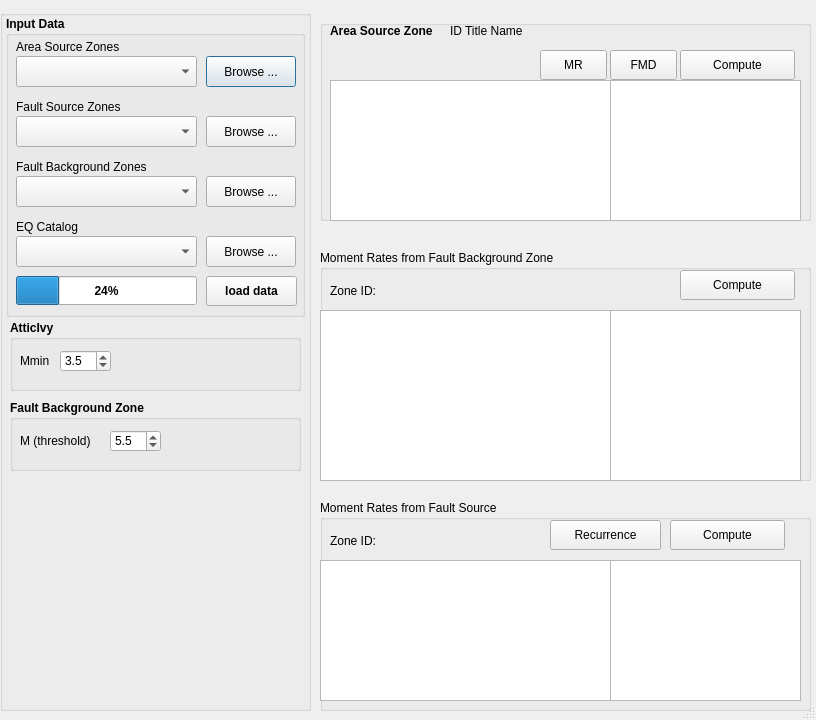
First picture: the form in mt_seismicsource/ui_seismicsource.ui, repository feuchner/seismicsource-toolkit, before the edit.
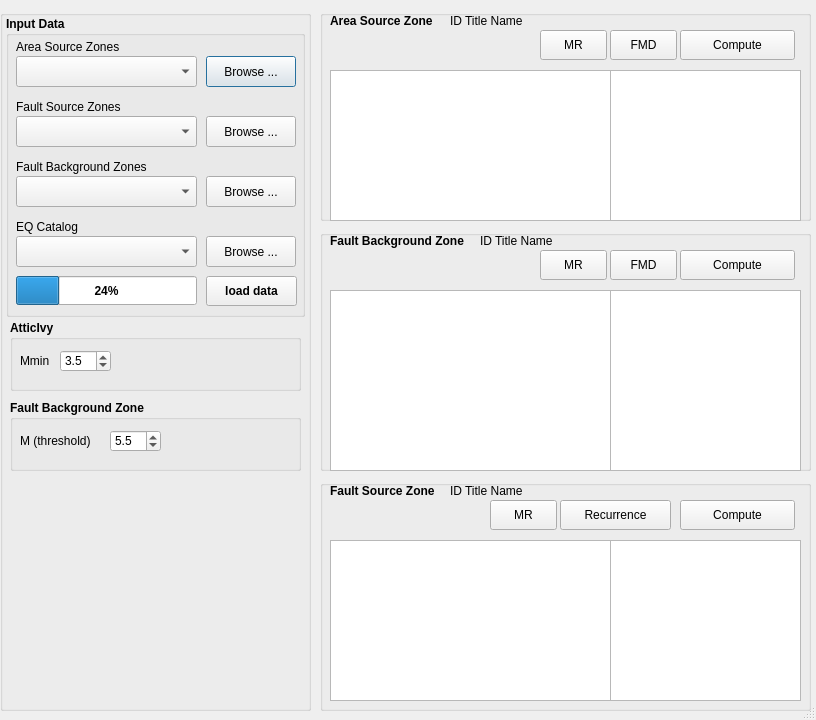
Second picture: the form after the edit.

What changed in the file:
```diff
--- a/mt_seismicsource/ui_seismicsource.ui
+++ b/mt_seismicsource/ui_seismicsource.ui
@@ -451,9 +451,9 @@
     <property name="geometry">
      <rect>
       <x>0</x>
-      <y>10</y>
+      <y>0</y>
       <width>491</width>
-      <height>201</height>
+      <height>211</height>
      </rect>
     </property>
     <property name="font">
@@ -488,7 +488,7 @@
      <property name="geometry">
       <rect>
        <x>360</x>
-       <y>30</y>
+       <y>20</y>
        <width>115</width>
        <height>30</height>
       </rect>
@@ -503,7 +503,7 @@
        <x>10</x>
        <y>60</y>
        <width>281</width>
-       <height>141</height>
+       <height>151</height>
       </rect>
      </property>
      <property name="font">
@@ -516,7 +516,7 @@
      <property name="geometry">
       <rect>
        <x>290</x>
-       <y>30</y>
+       <y>20</y>
        <width>67</width>
        <height>30</height>
       </rect>
@@ -531,7 +531,7 @@
        <x>290</x>
        <y>60</y>
        <width>191</width>
-       <height>141</height>
+       <height>151</height>
       </rect>
      </property>
      <property name="font">
@@ -563,7 +563,7 @@
      <property name="geometry">
       <rect>
        <x>220</x>
-       <y>30</y>
+       <y>20</y>
        <width>67</width>
        <height>30</height>
       </rect>
@@ -577,19 +577,19 @@
   <widget class="QWidget" name="widgetMomentRateFault" native="true">
    <property name="geometry">
     <rect>
-     <x>310</x>
-     <y>500</y>
-     <width>501</width>
-     <height>211</height>
+     <x>320</x>
+     <y>480</y>
+     <width>491</width>
+     <height>231</height>
     </rect>
    </property>
    <widget class="QGroupBox" name="groupBoxMomentRateFault">
     <property name="geometry">
      <rect>
-      <x>10</x>
+      <x>0</x>
       <y>0</y>
       <width>491</width>
-      <height>211</height>
+      <height>231</height>
      </rect>
     </property>
     <property name="font">
@@ -599,25 +599,12 @@
      </font>
     </property>
     <property name="title">
-     <string>Moment Rates from Fault Source</string>
+     <string/>
     </property>
-    <widget class="QLabel" name="labelMomentRateFault">
+    <widget class="QPushButton" name="btnDataFaultCompute">
      <property name="geometry">
       <rect>
-       <x>10</x>
-       <y>30</y>
-       <width>341</width>
-       <height>21</height>
-      </rect>
-     </property>
-     <property name="text">
-      <string>Zone ID:</string>
-     </property>
-    </widget>
-    <widget class="QPushButton" name="btnComputeDataFault">
-     <property name="geometry">
-      <rect>
-       <x>350</x>
+       <x>360</x>
        <y>20</y>
        <width>115</width>
        <height>30</height>
@@ -630,10 +617,10 @@
     <widget class="QTextEdit" name="textActivityFault">
      <property name="geometry">
       <rect>
-       <x>0</x>
+       <x>10</x>
        <y>60</y>
-       <width>291</width>
-       <height>141</height>
+       <width>281</width>
+       <height>161</height>
       </rect>
      </property>
      <property name="font">
@@ -645,7 +632,7 @@
     <widget class="QPushButton" name="btnDisplayRecurrence">
      <property name="geometry">
       <rect>
-       <x>230</x>
+       <x>240</x>
        <y>20</y>
        <width>111</width>
        <height>30</height>
@@ -661,7 +648,7 @@
        <x>290</x>
        <y>60</y>
        <width>191</width>
-       <height>141</height>
+       <height>161</height>
       </rect>
      </property>
      <property name="font">
@@ -670,15 +657,66 @@
       </font>
      </property>
     </widget>
+    <widget class="QLabel" name="labelMomentRateFaultTitle">
+     <property name="geometry">
+      <rect>
+       <x>10</x>
+       <y>0</y>
+       <width>111</width>
+       <height>21</height>
+      </rect>
+     </property>
+     <property name="font">
+      <font>
+       <weight>75</weight>
+       <bold>true</bold>
+      </font>
+     </property>
+     <property name="text">
+      <string>Fault Source Zone</string>
+     </property>
+    </widget>
+    <widget class="QLabel" name="labelMomentRateFaultID">
+     <property name="geometry">
+      <rect>
+       <x>130</x>
+       <y>0</y>
+       <width>351</width>
+       <height>21</height>
+      </rect>
+     </property>
+     <property name="font">
+      <font>
+       <weight>50</weight>
+       <bold>false</bold>
+      </font>
+     </property>
+     <property name="text">
+      <string>ID Title Name</string>
+     </property>
+    </widget>
+    <widget class="QPushButton" name="btnDataFaultDisplayMR">
+     <property name="geometry">
+      <rect>
+       <x>170</x>
+       <y>20</y>
+       <width>67</width>
+       <height>30</height>
+      </rect>
+     </property>
+     <property name="text">
+      <string>MR</string>
+     </property>
+    </widget>
    </widget>
   </widget>
   <widget class="QWidget" name="widgetMomentRateFaultBackgr" native="true">
    <property name="geometry">
     <rect>
      <x>320</x>
-     <y>250</y>
+     <y>230</y>
      <width>491</width>
-     <height>241</height>
+     <height>251</height>
     </rect>
    </property>
    <widget class="QGroupBox" name="groupBoxMomentRateFaultBackgr">
@@ -687,7 +725,7 @@
       <x>0</x>
       <y>0</y>
       <width>491</width>
-      <height>231</height>
+      <height>241</height>
      </rect>
     </property>
     <property name="font">
@@ -697,22 +735,9 @@
      </font>
     </property>
     <property name="title">
-     <string>Moment Rates from Fault Background Zone</string>
+     <string/>
     </property>
-    <widget class="QLabel" name="labelMomentRateFaultBackgr">
-     <property name="geometry">
-      <rect>
-       <x>10</x>
-       <y>30</y>
-       <width>341</width>
-       <height>21</height>
-      </rect>
-     </property>
-     <property name="text">
-      <string>Zone ID:</string>
-     </property>
-    </widget>
-    <widget class="QPushButton" name="btnComputeDataFaultBackgr">
+    <widget class="QPushButton" name="btnDataFaultBackgrCompute">
      <property name="geometry">
       <rect>
        <x>360</x>
@@ -728,10 +753,10 @@
     <widget class="QTextEdit" name="textActivityFaultBackgr">
      <property name="geometry">
       <rect>
-       <x>0</x>
+       <x>10</x>
        <y>60</y>
-       <width>291</width>
-       <height>171</height>
+       <width>281</width>
+       <height>181</height>
       </rect>
      </property>
      <property name="font">
@@ -746,7 +771,7 @@
        <x>290</x>
        <y>60</y>
        <width>191</width>
-       <height>171</height>
+       <height>181</height>
       </rect>
      </property>
      <property name="font">
@@ -755,6 +780,70 @@
       </font>
      </property>
     </widget>
+    <widget class="QLabel" name="labelMomentRateFaultBackgrTitle">
+     <property name="geometry">
+      <rect>
+       <x>10</x>
+       <y>0</y>
+       <width>141</width>
+       <height>21</height>
+      </rect>
+     </property>
+     <property name="font">
+      <font>
+       <weight>75</weight>
+       <bold>true</bold>
+      </font>
+     </property>
+     <property name="text">
+      <string>Fault Background Zone</string>
+     </property>
+    </widget>
+    <widget class="QLabel" name="labelMomentRateFaultBackgrID">
+     <property name="geometry">
+      <rect>
+       <x>160</x>
+       <y>0</y>
+       <width>321</width>
+       <height>21</height>
+      </rect>
+     </property>
+     <property name="font">
+      <font>
+       <weight>50</weight>
+       <bold>false</bold>
+      </font>
+     </property>
+     <property name="text">
+      <string>ID Title Name</string>
+     </property>
+    </widget>
+    <widget class="QPushButton" name="btnDataFaultBackgrDisplayFMD">
+     <property name="geometry">
+      <rect>
+       <x>290</x>
+       <y>20</y>
+       <width>67</width>
+       <height>30</height>
+      </rect>
+     </property>
+     <property name="text">
+      <string>FMD</string>
+     </property>
+    </widget>
+    <widget class="QPushButton" name="btnDataFaultBackgrDisplayMR">
+     <property name="geometry">
+      <rect>
+       <x>220</x>
+       <y>20</y>
+       <width>67</width>
+       <height>30</height>
+      </rect>
+     </property>
+     <property name="text">
+      <string>MR</string>
+     </property>
+    </widget>
    </widget>
   </widget>
  </widget>
```
Left out of the diff: 2 changed lines with no effect on the pictures.
